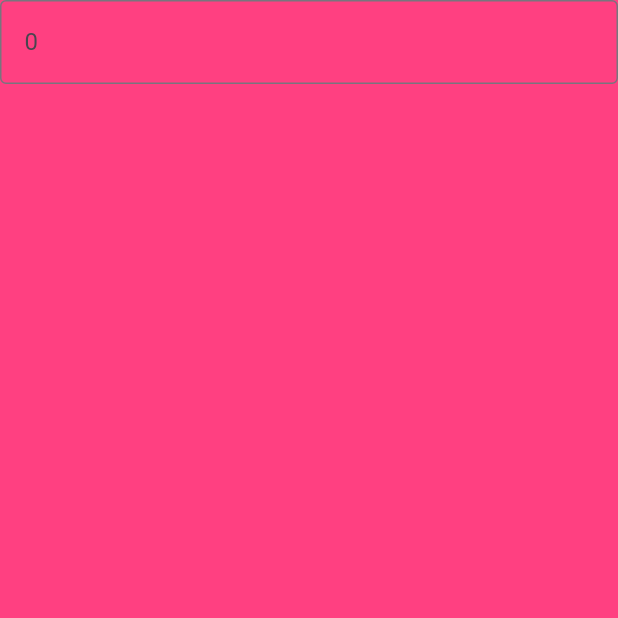
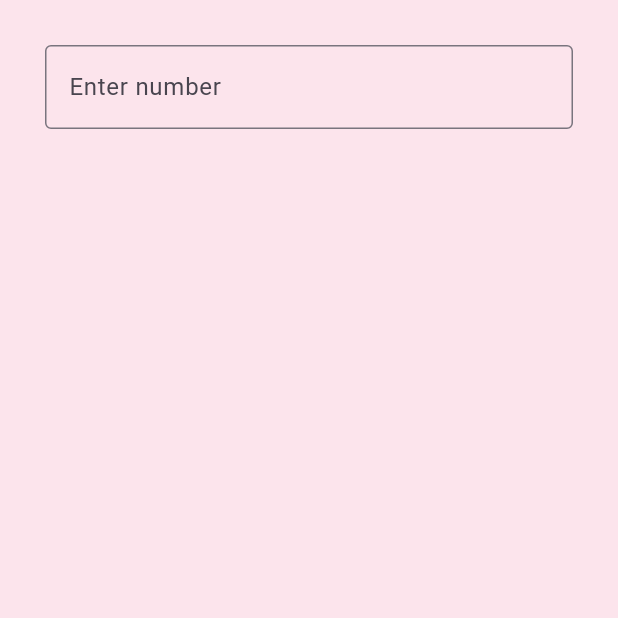
Before and after one commit to RiteshKumarNitk/uidesignone, a Flutter app: the screen it shows after launch, on a phone screen of 412 x 824 dp, the top half of it. Run offline on Flutter 3.47's test engine with Material 3 defaults, Android fonts, the phone set to English and light mode, and no system bars.

```diff
--- a/lib/view/calculator.dart
+++ b/lib/view/calculator.dart
@@ -5,17 +5,23 @@ class CalculatorView extends StatelessWidget {
 
   @override
   Widget build(BuildContext context) {
-    return const Column(
+    return Scaffold(
+       backgroundColor: Colors.pink[50],
+      // appBar: AppBar(title: const Text("Calculator")),
+      body: const Padding(
+        padding: EdgeInsets.all(30.0),
+        child: Column(
           children: [
             TextField(
               decoration: InputDecoration(
                 border: OutlineInputBorder(),
-            labelText:"0",
-            hintText: "enter number",
+                labelText: "Enter number",
+                hintText: "Enter Here",
               ),
             ),
-
           ],
+        ),
+      ),
     );
   }
 }
--- a/lib/view/home_view.dart
+++ b/lib/view/home_view.dart
@@ -6,9 +6,8 @@ class HomeView extends StatelessWidget {
 
   @override
   Widget build(BuildContext context) {
-    return Container(
-      color: Colors.pinkAccent,
-      child: CalculatorView(),
+      return const MaterialApp(
+      home: CalculatorView(),
     );
   }
 }
```
Also changed, not shown: lib/app/app.dart (+0 -16 lines), lib/main.dart (+0 -15 lines). Lines whose indentation alone changed are shown as unchanged.
